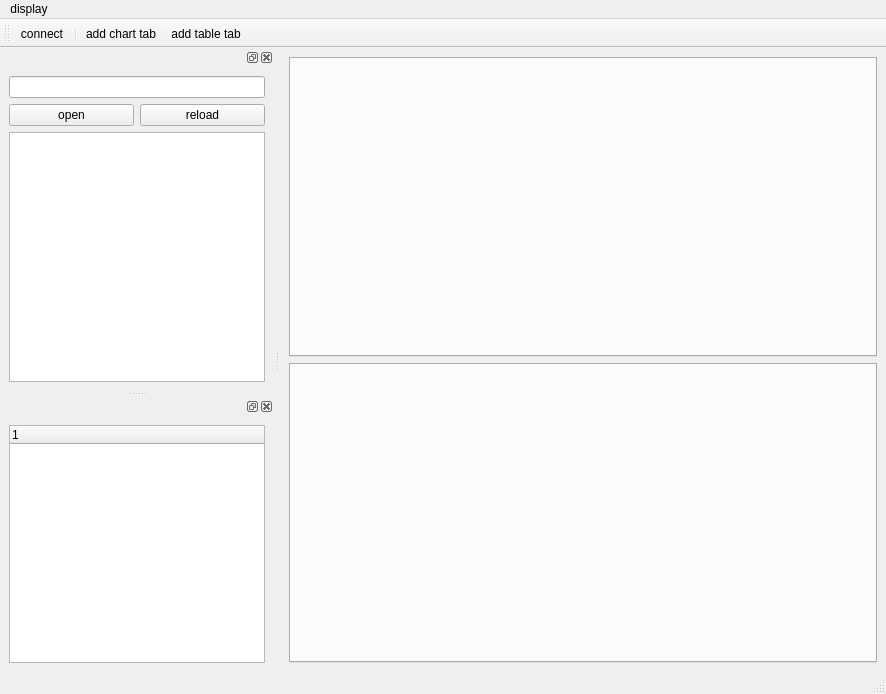
This is mainwindow.ui in SuperLiaohy/MemRW as Qt 5 draws it before an edit. The edited form follows.
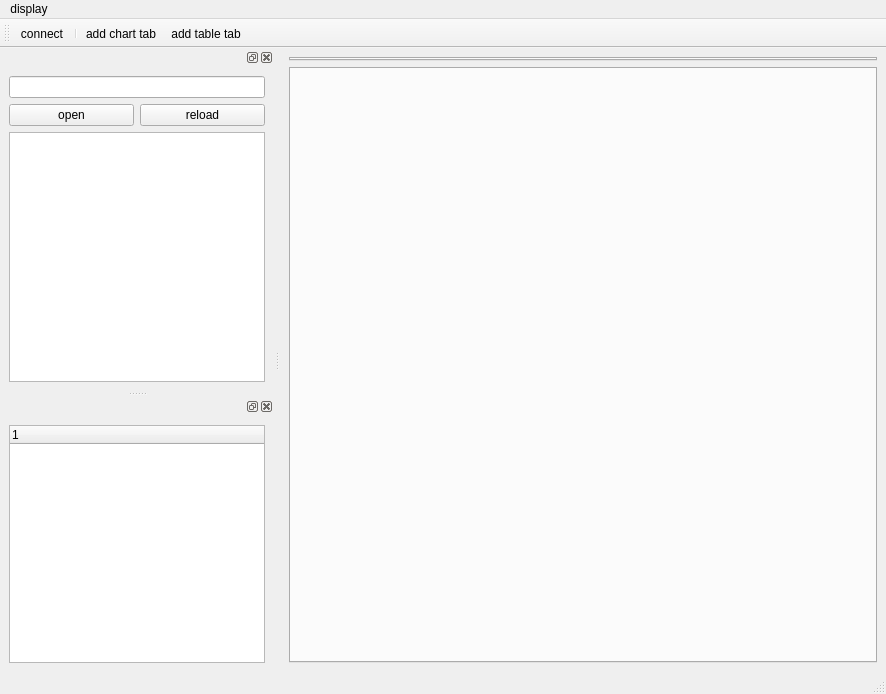
This is the edited form. Icons and pictures are not drawn.

```diff
--- a/mainwindow.ui
+++ b/mainwindow.ui
@@ -17,6 +17,12 @@
    <layout class="QGridLayout" name="gridLayout_2">
     <item row="1" column="0">
      <widget class="QTabWidget" name="tableTab">
+      <property name="sizePolicy">
+       <sizepolicy hsizetype="Expanding" vsizetype="Expanding">
+        <horstretch>0</horstretch>
+        <verstretch>0</verstretch>
+       </sizepolicy>
+      </property>
       <property name="currentIndex">
        <number>-1</number>
       </property>
@@ -24,6 +30,12 @@
     </item>
     <item row="0" column="0">
      <widget class="QTabWidget" name="chartTab">
+      <property name="sizePolicy">
+       <sizepolicy hsizetype="Expanding" vsizetype="Preferred">
+        <horstretch>0</horstretch>
+        <verstretch>0</verstretch>
+       </sizepolicy>
+      </property>
       <property name="currentIndex">
        <number>-1</number>
       </property>
```
Left out of the diff: 6 changed lines with no effect on the pictures.
